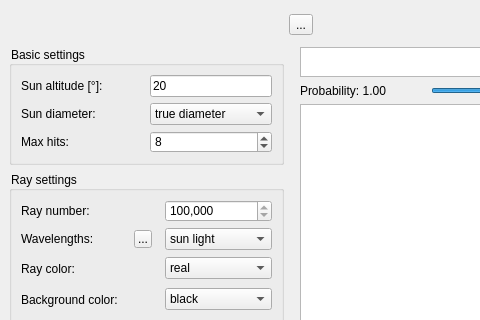
First picture: the form in cpp/FastHalo/mainwindow.ui, repository LoveDaisy/ice_halo_sim, before the edit; both pictures show x 0 to 480 and y 0 to 320 of the 1200 by 700 pixel window.
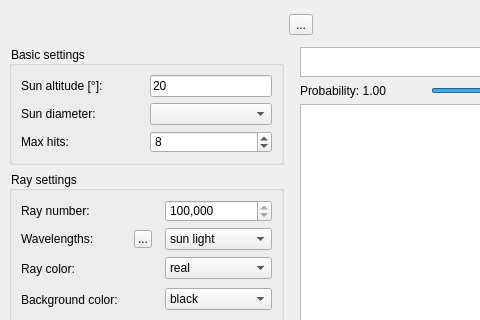
Second picture: the form after the edit.

```diff
--- a/cpp/FastHalo/mainwindow.ui
+++ b/cpp/FastHalo/mainwindow.ui
@@ -112,16 +112,6 @@
            <height>0</height>
           </size>
          </property>
-         <item>
-          <property name="text">
-           <string>true diameter</string>
-          </property>
-         </item>
-         <item>
-          <property name="text">
-           <string>point source (0°)</string>
-          </property>
-         </item>
         </widget>
        </item>
        <item row="2" column="0">
```
Left out of the diff: 12 changed lines with no effect on the pictures.
